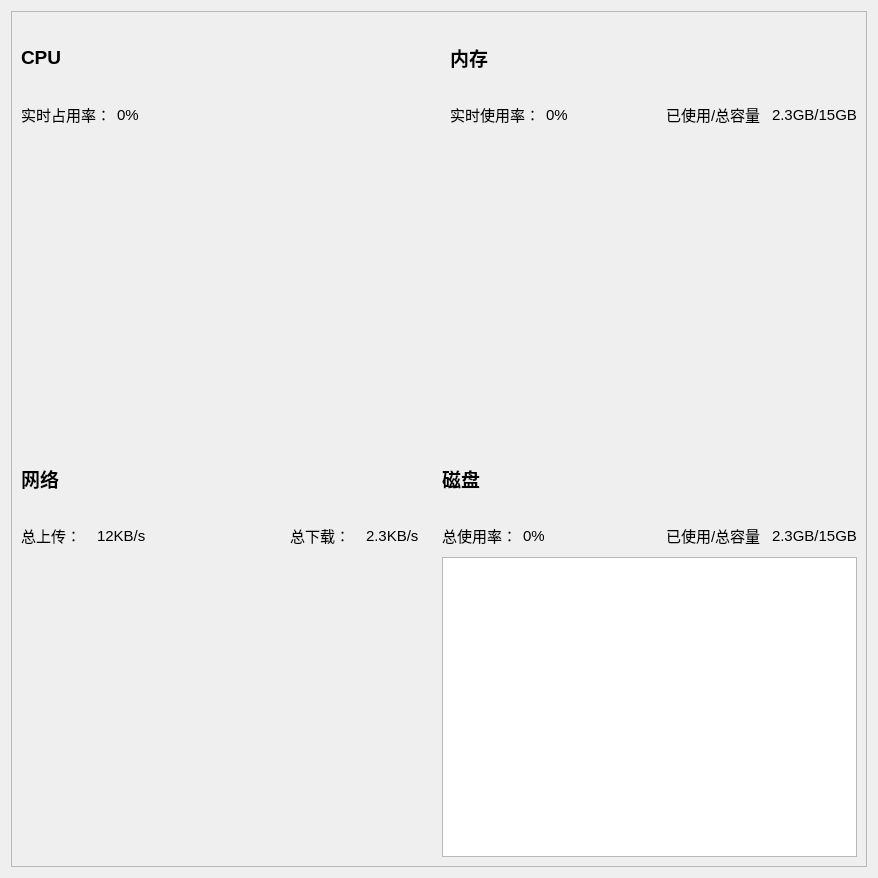
Qt form src/MainTabWidgets/OverViewForm.ui (ProgramCX/FoxNAS) before a commit.
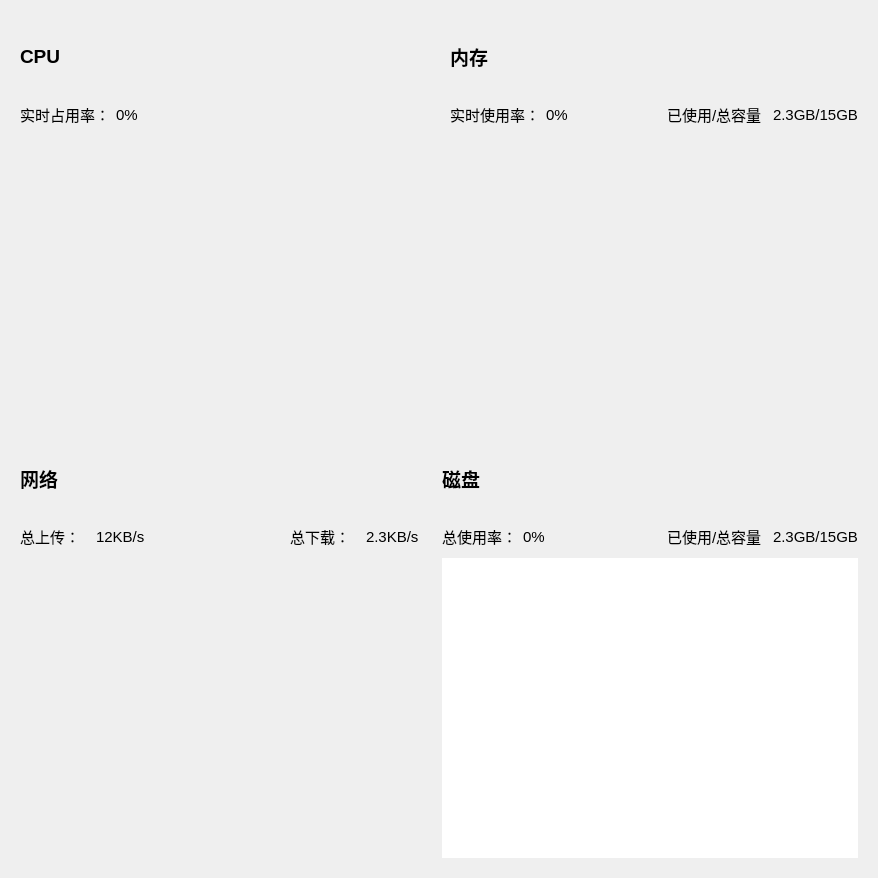
The same form after that commit.

```diff
--- a/src/MainTabWidgets/OverViewForm.ui
+++ b/src/MainTabWidgets/OverViewForm.ui
@@ -16,6 +16,12 @@
   <layout class="QGridLayout" name="gridLayout">
    <item row="0" column="0">
     <widget class="QScrollArea" name="scrollArea">
+     <property name="frameShape">
+      <enum>QFrame::Shape::NoFrame</enum>
+     </property>
+     <property name="frameShadow">
+      <enum>QFrame::Shadow::Plain</enum>
+     </property>
      <property name="widgetResizable">
       <bool>true</bool>
      </property>
@@ -24,8 +30,8 @@
        <rect>
         <x>0</x>
         <y>0</y>
-        <width>864</width>
-        <height>864</height>
+        <width>866</width>
+        <height>866</height>
        </rect>
       </property>
       <layout class="QGridLayout" name="gridLayout_2">
@@ -571,6 +577,12 @@
              <height>300</height>
             </size>
            </property>
+           <property name="frameShape">
+            <enum>QFrame::Shape::NoFrame</enum>
+           </property>
+           <property name="frameShadow">
+            <enum>QFrame::Shadow::Plain</enum>
+           </property>
           </widget>
          </item>
         </layout>
```
